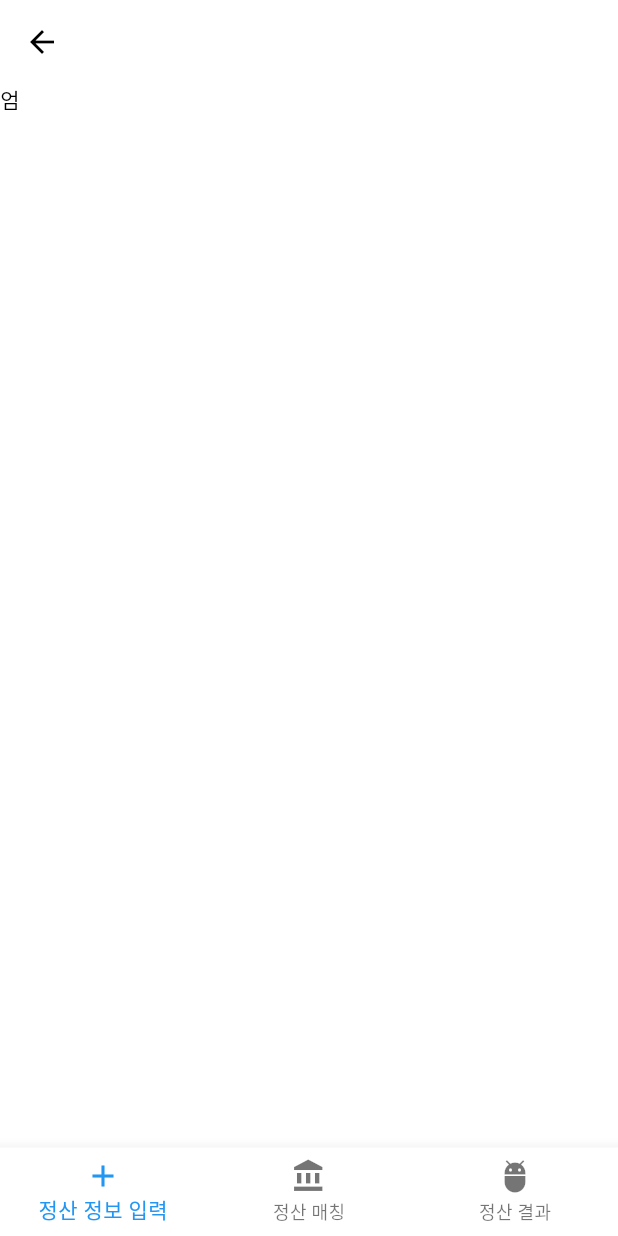
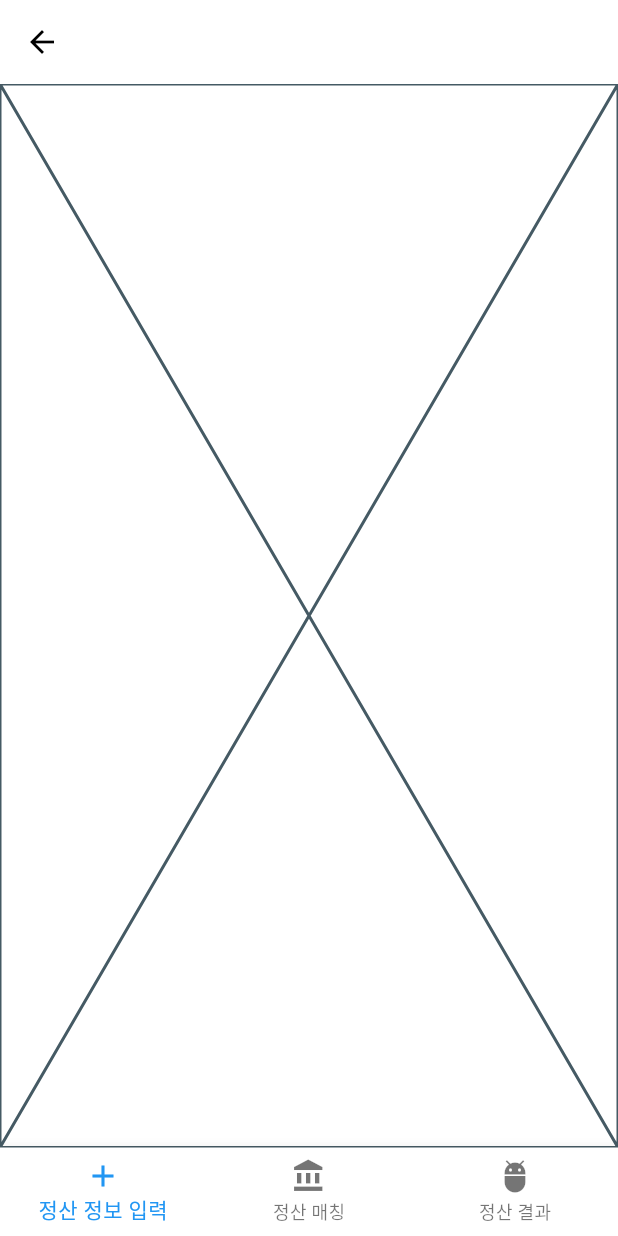
Before and after one commit to UmWooNeAh/Yemon, a Flutter app: the screen it shows after launch, after a tap on an icon or button, on a phone screen of 412 x 824 dp. Run offline on Flutter 3.47's test engine with Material 3 defaults, Android fonts, the phone set to English and light mode, and no system bars; our stand-ins replace flutter_riverpod, go_router, sqflite; accounts and stored records are empty.

Commit message:
Feat: IndexedStack에 사용될 위젯 및 파일 생성

```diff
--- /dev/null
+++ b/lib/View/settlement_check.dart
@@ -0,0 +1,16 @@
+import 'package:flutter/cupertino.dart';
+import 'package:flutter_riverpod/flutter_riverpod.dart';
+
+class SettlementCheck extends ConsumerStatefulWidget {
+  const SettlementCheck({super.key});
+
+  @override
+  ConsumerState<SettlementCheck> createState() => _SettlementCheckState();
+}
+
+class _SettlementCheckState extends ConsumerState<SettlementCheck> {
+  @override
+  Widget build(BuildContext context) {
+    return const Placeholder();
+  }
+}
--- /dev/null
+++ b/lib/View/settlement_information.dart
@@ -0,0 +1,16 @@
+import 'package:flutter/cupertino.dart';
+import 'package:flutter_riverpod/flutter_riverpod.dart';
+
+class SettlementInformation extends ConsumerStatefulWidget {
+  const SettlementInformation({super.key});
+
+  @override
+  ConsumerState<SettlementInformation> createState() => _SettlementInformationState();
+}
+
+class _SettlementInformationState extends ConsumerState<SettlementInformation> {
+  @override
+  Widget build(BuildContext context) {
+    return const Placeholder();
+  }
+}
--- a/lib/View/settlement_management_page.dart
+++ b/lib/View/settlement_management_page.dart
@@ -1,6 +1,9 @@
 import 'package:flutter/cupertino.dart';
 import 'package:flutter/material.dart';
 import 'package:flutter_riverpod/flutter_riverpod.dart';
+import 'package:sqlite_test/View/settlement_check.dart';
+import 'package:sqlite_test/View/settlement_information.dart';
+import 'package:sqlite_test/View/settlement_matching.dart';
 
 class SettlementManagementPage extends ConsumerStatefulWidget {
   const SettlementManagementPage({Key? key}) : super(key: key);
@@ -19,10 +22,10 @@ class _SettlementManagementPageState
       appBar: AppBar(),
       body: IndexedStack(
         index: selectedIndex,
-        children: [
-          Text("엄"),
-          Text("준"),
-          Text("식")
+        children: const [
+          SettlementInformation(),
+          SettlementMatching(),
+          SettlementCheck(),
         ],
       ),
       bottomNavigationBar: BottomNavigationBar(
@@ -33,7 +36,7 @@ class _SettlementManagementPageState
 
           });
         },
-        items: [
+        items: const [
           BottomNavigationBarItem(icon: Icon(Icons.add),label: "정산 정보 입력"),
           BottomNavigationBarItem(icon: Icon(Icons.account_balance_sharp),label: "정산 매칭"),
           BottomNavigationBarItem(icon: Icon(Icons.adb_outlined),label: "정산 결과"),
--- /dev/null
+++ b/lib/View/settlement_matching.dart
@@ -0,0 +1,16 @@
+import 'package:flutter/cupertino.dart';
+import 'package:flutter_riverpod/flutter_riverpod.dart';
+
+class SettlementMatching extends ConsumerStatefulWidget {
+  const SettlementMatching({super.key});
+
+  @override
+  ConsumerState<SettlementMatching> createState() => _SettlementMatchingState();
+}
+
+class _SettlementMatchingState extends ConsumerState<SettlementMatching> {
+  @override
+  Widget build(BuildContext context) {
+    return const Center(child: Text("Settlement Matching"));
+  }
+}
```
Also changed, not shown: pubspec.lock.
